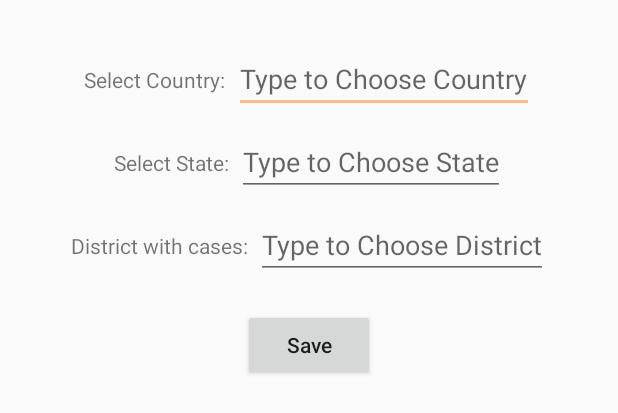
After one commit to enggAkash/covid19tracker-india, an Android app: the layout fragment_choose_location.xml on its own in the app's theme, with its tools: preview values and no code run, on a phone screen of 412 x 824 dp. The commit adds this screen. Shown: the top 413 px of the screen. Run offline under Robolectric (Android 15) with nearby library versions, the phone set to English and light mode, and no system bars; network calls fail.

Commit message:
working on select location

```diff
--- a/app/build.gradle
+++ b/app/build.gradle
@@ -40,6 +40,7 @@ android {
 
 dependencies {
 
+    implementation 'androidx.legacy:legacy-support-v4:1.0.0'
     def nav_version = "2.3.5"
     def material_version = "1.3.0"
     def fragment_version = "1.3.3"
--- a/app/src/main/java/in/engineerakash/covid19india/ui/detaillist/DetailListFragment.kt
+++ b/app/src/main/java/in/engineerakash/covid19india/ui/detaillist/DetailListFragment.kt
@@ -120,7 +120,7 @@ class DetailListFragment : Fragment() {
         val mostAffectedDistricts: ArrayList<District> = ArrayList<District>(districtList)
 
         // Check if user has selected their state and district then only perform this action
-        if (Constant.isUserSelected) {
+        if (Constant.locationIsSelectedByUser) {
             var userDistrictIsInMostAffectedState = false
             var userDistrictIsInMostAffectedStateIndex = -1
 
@@ -203,7 +203,7 @@ class DetailListFragment : Fragment() {
             ArrayList<StateWiseData>(stateWiseDataArrayList)
 
         // Check if user has selected their state and district then only perform this action
-        if (Constant.isUserSelected) {
+        if (Constant.locationIsSelectedByUser) {
             var userStateIsInMostAffectedState = false
             var userStateIsInMostAffectedStateIndex = -1
             // check if user selected state is in list, if not add them
--- a/app/src/main/java/in/engineerakash/covid19india/ui/home/MainActivity.kt
+++ b/app/src/main/java/in/engineerakash/covid19india/ui/home/MainActivity.kt
@@ -40,6 +40,8 @@ class MainActivity : AppCompatActivity() {
 
         // do not remove this, otherwise setOnNavigationItemSelectedListener will be called on reselection
         binding.bottomNavigation.setOnNavigationItemReselectedListener {}
+
+        //todo check if location is selected(Constant.locationIsSelectedByUser), if not redirect them to choose location screen
     }
 
     fun changeThemeColor(defaultColor: Boolean, color: Int) {
--- a/app/src/main/java/in/engineerakash/covid19india/ui/home/MainViewModel.kt
+++ b/app/src/main/java/in/engineerakash/covid19india/ui/home/MainViewModel.kt
@@ -6,6 +6,7 @@ import `in`.engineerakash.covid19india.pojo.StateDistrictWiseResponse
 import `in`.engineerakash.covid19india.pojo.TimeSeriesStateWiseResponse
 import `in`.engineerakash.covid19india.util.JsonExtractor
 import android.app.Application
+import android.util.Log
 import androidx.lifecycle.AndroidViewModel
 import androidx.lifecycle.LiveData
 import androidx.lifecycle.MutableLiveData
@@ -18,6 +19,7 @@ import io.reactivex.schedulers.Schedulers
 import okhttp3.ResponseBody
 import java.io.IOException
 
+private const val TAG = "MainViewModel"
 class MainViewModel(
     application: Application,
     var disposables: CompositeDisposable = CompositeDisposable()
@@ -37,7 +39,7 @@ class MainViewModel(
         }
     }
 
-    private val graphChartMoreClickLiveData = MutableLiveData<ChartType>()
+    private val graphChartMoreClickLiveData = MutableLiveData<ChartType?>()
 
 
     fun getStateDistrictListLiveData(): LiveData<ArrayList<StateDistrictWiseResponse>> {
@@ -48,13 +50,13 @@ class MainViewModel(
         return timeSeriesStateWiseResponseLiveData
     }
 
-    fun getGraphChartMoreClickLiveData(): LiveData<ChartType> {
+    fun getGraphChartMoreClickLiveData(): LiveData<ChartType?> {
         return graphChartMoreClickLiveData
     }
 
 
     private fun fetchStateDistrictData() {
-
+        //todo save last fetched json, and show them if internet is not connected
         CovidClient
             .instance
             .stateDistrictWiseData
@@ -85,7 +87,7 @@ class MainViewModel(
     }
 
     private fun fetchTimeSeriesAndStateWiseData() {
-
+        //todo save last fetched json, and show them if internet is not connected
         CovidClient
             .instance
             .timeSeriesAndStateWiseData
@@ -99,6 +101,8 @@ class MainViewModel(
                 override fun onSuccess(responseBodyResponse: ResponseBody) {
                     try {
                         val response = responseBodyResponse.string()
+                        Log.d(TAG, "onSuccess: TimeSeriesAndStateWiseData Response: $response")
+
                         val timeSeriesStateWiseResponse =
                             Gson().fromJson<TimeSeriesStateWiseResponse>(
                                 response,
--- /dev/null
+++ b/app/src/main/java/in/engineerakash/covid19india/ui/location/ChooseLocationFragment.kt
@@ -0,0 +1,21 @@
+package `in`.engineerakash.covid19india.ui.location
+
+import `in`.engineerakash.covid19india.databinding.FragmentChooseLocationBinding
+import android.os.Bundle
+import android.view.LayoutInflater
+import android.view.View
+import android.view.ViewGroup
+import androidx.fragment.app.Fragment
+
+class ChooseLocationFragment : Fragment() {
+    private lateinit var binding: FragmentChooseLocationBinding
+
+    override fun onCreateView(
+        inflater: LayoutInflater, container: ViewGroup?,
+        savedInstanceState: Bundle?
+    ): View {
+        binding = FragmentChooseLocationBinding.inflate(inflater, container, false)
+
+        return binding.root
+    }
+}
--- a/app/src/main/java/in/engineerakash/covid19india/ui/track/DistrictWiseAdapter.kt
+++ b/app/src/main/java/in/engineerakash/covid19india/ui/track/DistrictWiseAdapter.kt
@@ -60,7 +60,7 @@ class DistrictWiseAdapter(var list: ArrayList<District>) :
                 if (data.lastUpdateTime.isEmpty()) "-" else data.lastUpdateTime
             if (Constant.userSelectedDistrict.trim { it <= ' ' }
                     .equals(data.name.trim { it <= ' ' }, ignoreCase = true) &&
-                Constant.isUserSelected
+                Constant.locationIsSelectedByUser
             ) holder.binding.userDistrictTv.visibility =
                 View.VISIBLE else holder.binding.userDistrictTv.visibility = View.GONE
             holder.binding.dataContainer.visibility = View.VISIBLE
--- a/app/src/main/java/in/engineerakash/covid19india/ui/track/StateWiseAdapter.kt
+++ b/app/src/main/java/in/engineerakash/covid19india/ui/track/StateWiseAdapter.kt
@@ -63,7 +63,7 @@ class StateWiseAdapter(var list: ArrayList<StateWiseData>) :
             holder.binding.stateDeathTv.setText(data.deaths)
             if (Constant.userSelectedState.trim { it <= ' ' }
                     .equals(data.state.trim { it <= ' ' }, ignoreCase = true) &&
-                Constant.isUserSelected
+                Constant.locationIsSelectedByUser
             ) holder.binding.userStateTv.visibility =
                 View.VISIBLE else holder.binding.userStateTv.visibility = View.GONE
             holder.binding.dataContainer.visibility = View.VISIBLE
--- a/app/src/main/java/in/engineerakash/covid19india/ui/track/TrackFragment.kt
+++ b/app/src/main/java/in/engineerakash/covid19india/ui/track/TrackFragment.kt
@@ -279,7 +279,7 @@ class TrackFragment : Fragment() {
         }
 
         // Check if user has selected their state and district then only perform this action
-        if (Constant.isUserSelected) {
+        if (Constant.locationIsSelectedByUser) {
             var userStateIsInMostAffectedState = false
             var userStateIsInMostAffectedStateIndex = -1
             // check if user selected state is in list, if not add them
@@ -383,7 +383,7 @@ class TrackFragment : Fragment() {
         }
 
         // Check if user has selected their state and district then only perform this action
-        if (Constant.isUserSelected) {
+        if (Constant.locationIsSelectedByUser) {
             var userDistrictIsInMostAffectedState = false
             var userDistrictIsInMostAffectedStateIndex = -1
 
--- a/app/src/main/java/in/engineerakash/covid19india/util/Constant.kt
+++ b/app/src/main/java/in/engineerakash/covid19india/util/Constant.kt
@@ -31,5 +31,5 @@ object Constant {
     var userSelectedDistrict = "Mumbai  " //""East Delhi";
 
     @JvmField
-    var isUserSelected = true
+    var locationIsSelectedByUser = true
 }
--- /dev/null
+++ b/app/src/main/res/layout/fragment_choose_location.xml
@@ -0,0 +1,120 @@
+<?xml version="1.0" encoding="utf-8"?>
+<androidx.constraintlayout.widget.ConstraintLayout xmlns:android="http://schemas.android.com/apk/res/android"
+    xmlns:app="http://schemas.android.com/apk/res-auto"
+    xmlns:tools="http://schemas.android.com/tools"
+    android:layout_width="match_parent"
+    android:layout_height="match_parent"
+    tools:context=".ui.location.ChooseLocationFragment">
+
+    <!--Country-->
+    <TextView
+        android:id="@+id/countryTitleTv"
+        android:layout_width="wrap_content"
+        android:layout_height="wrap_content"
+        android:labelFor="@id/countryAutoCompleteTv"
+        android:text="Select Country:"
+        app:layout_constraintBottom_toBottomOf="@id/countryAutoCompleteTv"
+        app:layout_constraintEnd_toStartOf="@id/countryAutoCompleteTv"
+        app:layout_constraintHorizontal_chainStyle="packed"
+        app:layout_constraintStart_toStartOf="@id/startGuide"
+        app:layout_constraintTop_toTopOf="@id/countryAutoCompleteTv" />
+
+    <AutoCompleteTextView
+        android:id="@+id/countryAutoCompleteTv"
+        android:layout_width="wrap_content"
+        android:layout_height="wrap_content"
+        android:layout_marginStart="5dp"
+        android:layout_marginTop="20dp"
+        android:hint="Type to Choose Country"
+        app:layout_constraintEnd_toEndOf="@id/endGuide"
+        app:layout_constraintStart_toEndOf="@id/countryTitleTv"
+        app:layout_constraintTop_toTopOf="@id/topGuide" />
+
+    <!--State-->
+    <TextView
+        android:id="@+id/stateTitleTv"
+        android:layout_width="wrap_content"
+        android:layout_height="wrap_content"
+        android:labelFor="@id/stateAutoCompleteTv"
+        android:text="Select State:"
+        app:layout_constraintBottom_toBottomOf="@id/stateAutoCompleteTv"
+        app:layout_constraintEnd_toStartOf="@id/stateAutoCompleteTv"
+        app:layout_constraintHorizontal_chainStyle="packed"
+        app:layout_constraintStart_toStartOf="@id/startGuide"
+        app:layout_constraintTop_toTopOf="@id/stateAutoCompleteTv" />
+
+    <AutoCompleteTextView
+        android:id="@+id/stateAutoCompleteTv"
+        android:layout_width="wrap_content"
+        android:layout_height="wrap_content"
+        android:layout_marginStart="5dp"
+        android:layout_marginTop="10dp"
+        android:hint="Type to Choose State"
+        app:layout_constraintEnd_toEndOf="@id/endGuide"
+        app:layout_constraintStart_toEndOf="@id/stateTitleTv"
+        app:layout_constraintTop_toBottomOf="@id/countryAutoCompleteTv" />
+
+    <!--District-->
+    <TextView
+        android:id="@+id/districtTitleTv"
+        android:layout_width="wrap_content"
+        android:layout_height="wrap_content"
+        android:labelFor="@id/districtAutoCompleteTv"
+        android:text="District with cases:"
+        app:layout_constraintBottom_toBottomOf="@id/districtAutoCompleteTv"
+        app:layout_constraintEnd_toStartOf="@id/districtAutoCompleteTv"
+        app:layout_constraintHorizontal_chainStyle="packed"
+        app:layout_constraintStart_toStartOf="@id/startGuide"
+        app:layout_constraintTop_toTopOf="@id/districtAutoCompleteTv" />
+
+    <AutoCompleteTextView
+        android:id="@+id/districtAutoCompleteTv"
+        android:layout_width="wrap_content"
+        android:layout_height="wrap_content"
+        android:layout_marginStart="5dp"
+        android:layout_marginTop="10dp"
+        android:hint="Type to Choose District"
+        app:layout_constraintEnd_toEndOf="@id/endGuide"
+        app:layout_constraintStart_toEndOf="@id/districtTitleTv"
+        app:layout_constraintTop_toBottomOf="@id/stateAutoCompleteTv" />
+
+    <Button
+        android:layout_width="wrap_content"
+        android:layout_height="wrap_content"
+        android:layout_marginTop="20dp"
+        android:text="Save"
+        android:textAllCaps="false"
+        app:layout_constraintEnd_toEndOf="@id/endGuide"
+        app:layout_constraintStart_toStartOf="@id/startGuide"
+        app:layout_constraintTop_toBottomOf="@id/districtAutoCompleteTv" />
+
+
+    <androidx.constraintlayout.widget.Guideline
+        android:id="@+id/topGuide"
+        android:layout_width="match_parent"
+        android:layout_height="wrap_content"
+        android:orientation="horizontal"
+        app:layout_constraintGuide_begin="10dp" />
+
+    <androidx.constraintlayout.widget.Guideline
+        android:id="@+id/bottomGuide"
+        android:layout_width="match_parent"
+        android:layout_height="wrap_content"
+        android:orientation="horizontal"
+        app:layout_constraintGuide_end="10dp" />
+
+    <androidx.constraintlayout.widget.Guideline
+        android:id="@+id/startGuide"
+        android:layout_width="match_parent"
+        android:layout_height="wrap_content"
+        android:orientation="vertical"
+        app:layout_constraintGuide_begin="10dp" />
+
+    <androidx.constraintlayout.widget.Guideline
+        android:id="@+id/endGuide"
+        android:layout_width="match_parent"
+        android:layout_height="wrap_content"
+        android:orientation="vertical"
+        app:layout_constraintGuide_end="10dp" />
+
+</androidx.constraintlayout.widget.ConstraintLayout>
--- a/app/src/main/res/navigation/nav_graph.xml
+++ b/app/src/main/res/navigation/nav_graph.xml
@@ -22,6 +22,10 @@
         <action
             android:id="@+id/action_trackFragment_to_detailListFragment"
             app:destination="@id/detailListFragment" />
+
+        <action
+            android:id="@+id/action_trackFragment_to_chooseLocationFragment"
+            app:destination="@id/chooseLocationFragment" />
 
     </fragment>
 
@@ -93,4 +97,10 @@
         app:popExitAnim="@anim/exit_to_right"
         tools:layout="@layout/fragment_settings" />
 
+    <fragment
+        android:id="@+id/chooseLocationFragment"
+        android:name="in.engineerakash.covid19india.ui.location.ChooseLocationFragment"
+        android:label="fragment_choose_location"
+        tools:layout="@layout/fragment_choose_location" />
+
 </navigation>
--- a/app/src/main/res/values/strings.xml
+++ b/app/src/main/res/values/strings.xml
@@ -1,4 +1,6 @@
 <resources>
     <string name="app_name">Covid19 - India</string>
+    <!-- TODO: Remove or change this placeholder text -->
+    <string name="hello_blank_fragment">Hello blank fragment</string>
 
 </resources>
```
